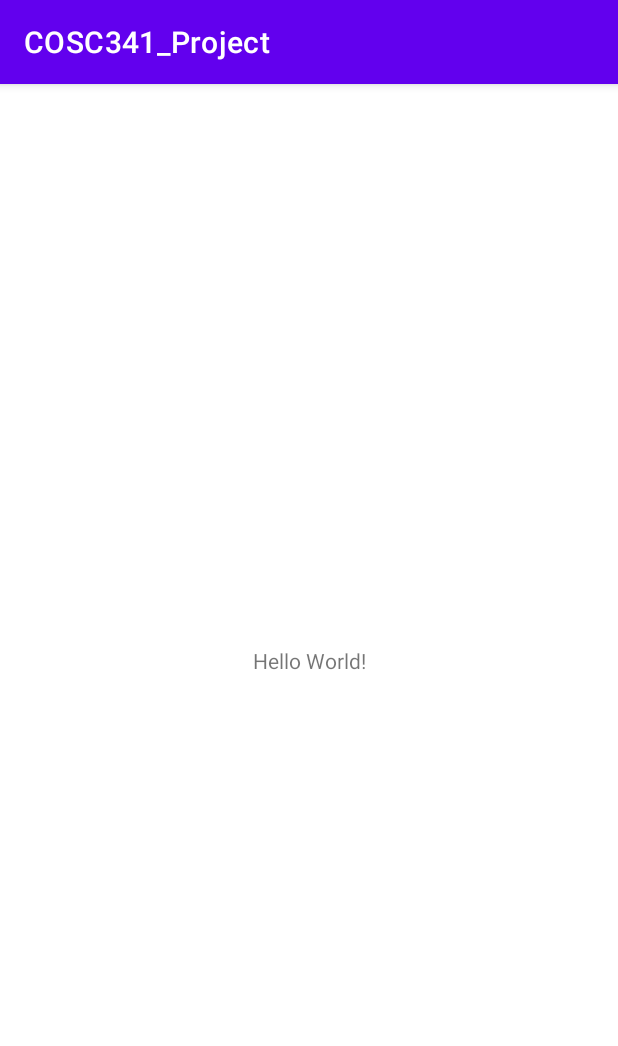
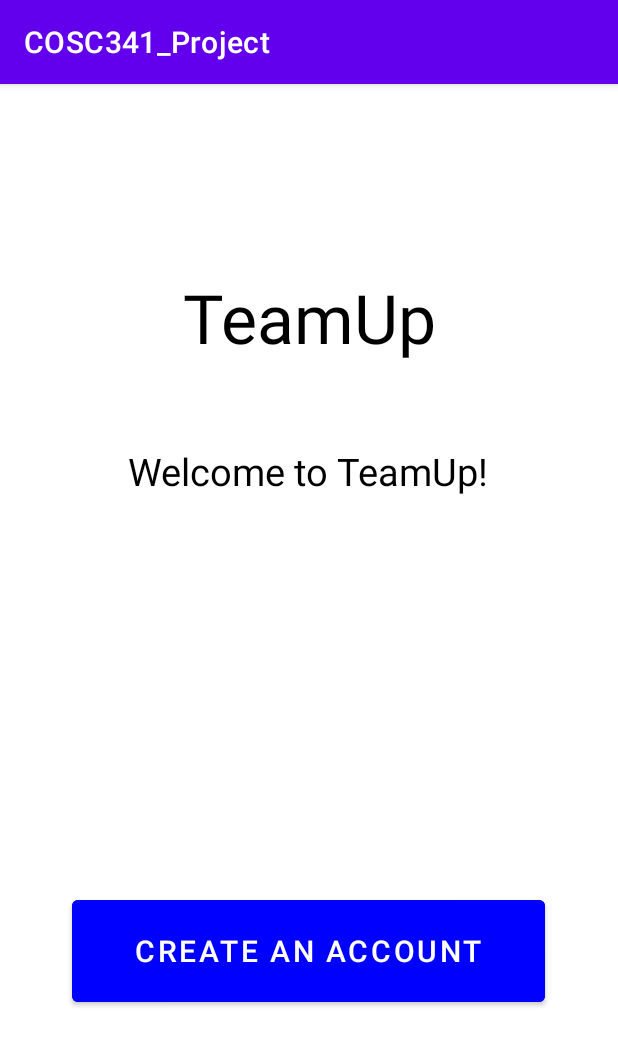
Before and after one commit to joloses/COSC341_Project, an Android app: the screen it shows after launch (MainActivity before the commit, Entry_Screen after it), on a phone screen of 412 x 824 dp. Shown: the top 1046 px of the screen. Run offline under Robolectric (Android 15) with nearby library versions, the phone set to English and light mode, and no system bars.

Commit message:
Entry_Screen, Create_Acc_Screen1, Create_Acc_Screen2

```diff
--- /dev/null
+++ b/app/src/main/java/com/example/cosc341_project/Entry_Screen.java
@@ -0,0 +1,32 @@
+package com.example.cosc341_project;
+
+import androidx.appcompat.app.AppCompatActivity;
+
+import android.annotation.SuppressLint;
+import android.content.Intent;
+import android.os.Bundle;
+import android.view.View;
+import android.widget.Button;
+
+public class Entry_Screen extends AppCompatActivity {
+
+    Button es_button;
+
+    @SuppressLint("MissingInflatedId")
+    @Override
+    protected void onCreate(Bundle savedInstanceState) {
+        super.onCreate(savedInstanceState);
+        setContentView(R.layout.entry_screen);
+
+        // set button
+        es_button = findViewById(R.id.ES_GetStarted);
+        es_button.setText("CREATE AN ACCOUNT");
+        es_button.setOnClickListener(new View.OnClickListener() {
+            @Override
+            public void onClick(View view) {
+                Intent es_intent = new Intent(Entry_Screen.this, Create_Acc_Screen1.class);
+                startActivity(es_intent);
+            }
+        });
+    }
+}
--- /dev/null
+++ b/app/src/main/res/layout/entry_screen.xml
@@ -0,0 +1,48 @@
+<?xml version="1.0" encoding="utf-8"?>
+<androidx.constraintlayout.widget.ConstraintLayout xmlns:android="http://schemas.android.com/apk/res/android"
+    xmlns:app="http://schemas.android.com/apk/res-auto"
+    xmlns:tools="http://schemas.android.com/tools"
+    android:layout_width="match_parent"
+    android:layout_height="match_parent"
+    tools:context=".Entry_Screen">
+
+    <TextView
+        android:id="@+id/ES_txtbox1"
+        android:layout_width="360dp"
+        android:layout_height="65dp"
+        android:layout_marginTop="125dp"
+        android:text="TeamUp"
+        android:textAlignment="center"
+        android:textColor="#000000"
+        android:textSize="45sp"
+        app:layout_constraintEnd_toEndOf="parent"
+        app:layout_constraintStart_toStartOf="parent"
+        app:layout_constraintTop_toTopOf="parent" />
+
+    <Button
+        android:id="@+id/ES_GetStarted"
+        android:layout_width="315dp"
+        android:layout_height="80dp"
+        android:layout_marginBottom="150dp"
+        android:backgroundTint="@color/blue"
+        android:text="Get Started"
+        android:textSize="20sp"
+        app:layout_constraintBottom_toBottomOf="parent"
+        app:layout_constraintEnd_toEndOf="parent"
+        app:layout_constraintHorizontal_bias="0.496"
+        app:layout_constraintStart_toStartOf="parent" />
+
+    <TextView
+        android:id="@+id/ES_txtbox2"
+        android:layout_width="286dp"
+        android:layout_height="42dp"
+        android:layout_marginTop="50dp"
+        android:text="Welcome to TeamUp!"
+        android:textAlignment="center"
+        android:textColor="#000000"
+        android:textSize="25sp"
+        app:layout_constraintEnd_toEndOf="parent"
+        app:layout_constraintHorizontal_bias="0.496"
+        app:layout_constraintStart_toStartOf="parent"
+        app:layout_constraintTop_toBottomOf="@+id/ES_txtbox1" />
+</androidx.constraintlayout.widget.ConstraintLayout>
--- a/app/src/main/res/values/colors.xml
+++ b/app/src/main/res/values/colors.xml
@@ -7,4 +7,5 @@
     <color name="teal_700">#FF018786</color>
     <color name="black">#FF000000</color>
     <color name="white">#FFFFFFFF</color>
+    <color name="blue">#0000FF</color>
 </resources>
```
Also changed, not shown: app/src/main/AndroidManifest.xml (+21 -0 lines), app/src/main/java/com/example/cosc341_project/Create_Acc_Screen1.java (added, +52 -0 lines), app/src/main/java/com/example/cosc341_project/Create_Acc_Screen2.java (added, +14 -0 lines), app/src/main/res/layout/create_acc_screen.xml (added, +74 -0 lines), app/src/main/res/layout/create_acc_screen2.xml (added, +9 -0 lines).
